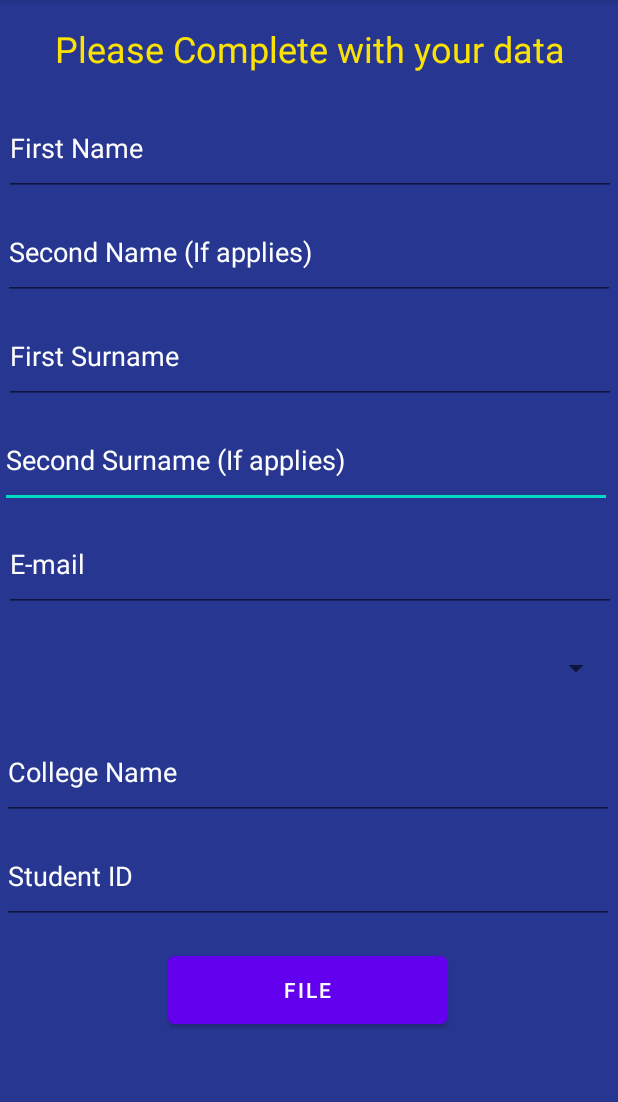
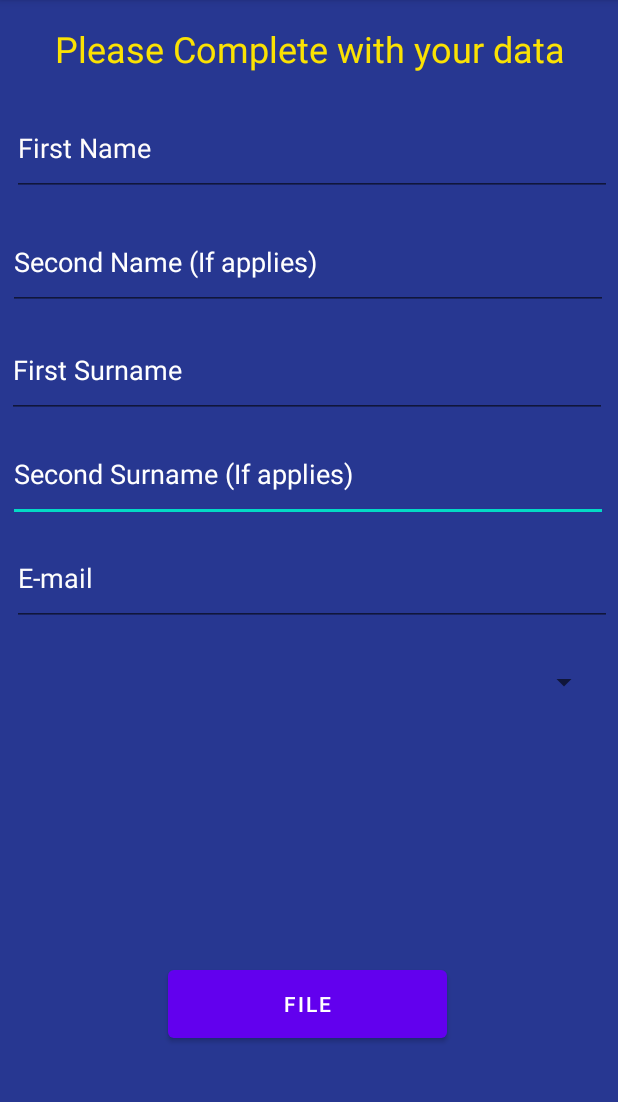
Before and after one commit to Stevealv121/TECAir, an Android app: the screen it shows after launch (Registration), on a phone screen of 412 x 824 dp, the part 84-1186 px from its top. Run offline under Robolectric (Android 15) with nearby library versions, the phone set to English and light mode, and no system bars.

Commit message:
[Update] General layout, bug fixed

```diff
--- a/TECAir_Mobile_App/app/src/main/java/com/example/tecairmobile/Registration.java
+++ b/TECAir_Mobile_App/app/src/main/java/com/example/tecairmobile/Registration.java
@@ -28,6 +28,9 @@ public class Registration extends AppCompatActivity {
         secondname = (EditText) findViewById(R.id.secondname);
         firstsurname = (EditText) findViewById(R.id.firstsurname);
         secondsurname = (EditText) findViewById(R.id.secondsurname);
+
+        college.setVisibility(View.INVISIBLE);
+        studentID.setVisibility(View.INVISIBLE);
     }
 
     public void onClick(View view){
--- a/TECAir_Mobile_App/app/src/main/res/layout/activity_flight_reservation.xml
+++ b/TECAir_Mobile_App/app/src/main/res/layout/activity_flight_reservation.xml
@@ -13,7 +13,7 @@
         android:layout_width="301dp"
         android:layout_height="62dp"
         android:layout_marginTop="64dp"
-        android:text="Your flight was foud, proceding with payment"
+        android:text="Your flight was found, proceding with payment"
         android:textAlignment="center"
         android:textColor="#EAE9E5"
         android:textSize="24sp"
--- a/TECAir_Mobile_App/app/src/main/res/layout/activity_registration.xml
+++ b/TECAir_Mobile_App/app/src/main/res/layout/activity_registration.xml
@@ -9,33 +9,33 @@
 
     <com.google.android.material.textfield.TextInputEditText
         android:id="@+id/secondsurname"
-        android:layout_width="408dp"
+        android:layout_width="400dp"
         android:layout_height="64dp"
         android:layout_marginTop="5dp"
         android:hint="Second Surname (If applies)"
         android:textColor="@color/white"
         android:textColorHint="#FFFFFF"
         app:layout_constraintEnd_toEndOf="parent"
-        app:layout_constraintHorizontal_bias="0.0"
+        app:layout_constraintHorizontal_bias="0.454"
         app:layout_constraintStart_toStartOf="parent"
         app:layout_constraintTop_toBottomOf="@+id/firstsurname" />
 
     <com.google.android.material.textfield.TextInputEditText
         android:id="@+id/firstsurname"
-        android:layout_width="408dp"
+        android:layout_width="400dp"
         android:layout_height="64dp"
-        android:layout_marginTop="5dp"
+        android:layout_marginTop="8dp"
         android:hint="First Surname"
         android:textColor="@color/white"
         android:textColorHint="#FFFFFF"
         app:layout_constraintEnd_toEndOf="parent"
-        app:layout_constraintHorizontal_bias="0.666"
+        app:layout_constraintHorizontal_bias="0.363"
         app:layout_constraintStart_toStartOf="parent"
         app:layout_constraintTop_toBottomOf="@+id/secondname" />
 
     <com.google.android.material.textfield.TextInputEditText
         android:id="@+id/college"
-        android:layout_width="408dp"
+        android:layout_width="400dp"
         android:layout_height="64dp"
         android:layout_marginTop="5dp"
         android:hint="College Name"
@@ -48,7 +48,7 @@
 
     <com.google.android.material.textfield.TextInputEditText
         android:id="@+id/studentID"
-        android:layout_width="408dp"
+        android:layout_width="400dp"
         android:layout_height="64dp"
         android:layout_marginTop="5dp"
         android:hint="Student ID"
@@ -74,7 +74,7 @@
 
     <com.google.android.material.textfield.TextInputEditText
         android:id="@+id/name"
-        android:layout_width="408dp"
+        android:layout_width="400dp"
         android:layout_height="64dp"
         android:layout_marginTop="5dp"
         android:hint="First Name"
@@ -87,7 +87,7 @@
 
     <com.google.android.material.textfield.TextInputEditText
         android:id="@+id/mail"
-        android:layout_width="408dp"
+        android:layout_width="400dp"
         android:layout_height="64dp"
         android:layout_marginTop="5dp"
         android:hint="E-mail"
@@ -100,7 +100,7 @@
 
     <Spinner
         android:id="@+id/student"
-        android:layout_width="408dp"
+        android:layout_width="400dp"
         android:layout_height="64dp"
         android:layout_marginTop="5dp"
         app:layout_constraintEnd_toEndOf="parent"
@@ -122,13 +122,14 @@
 
     <com.google.android.material.textfield.TextInputEditText
         android:id="@+id/secondname"
-        android:layout_width="408dp"
+        android:layout_width="400dp"
         android:layout_height="64dp"
-        android:layout_marginTop="5dp"
+        android:layout_marginTop="12dp"
         android:hint="Second Name (If applies)"
         android:textColor="@color/white"
         android:textColorHint="#FFFFFF"
         app:layout_constraintEnd_toEndOf="parent"
+        app:layout_constraintHorizontal_bias="0.454"
         app:layout_constraintStart_toStartOf="parent"
         app:layout_constraintTop_toBottomOf="@+id/name" />
 </androidx.constraintlayout.widget.ConstraintLayout>
```
Also changed, not shown: TECAir_Mobile_App/app/src/main/res/layout/activity_show_discounts.xml (+6 -23 lines).
